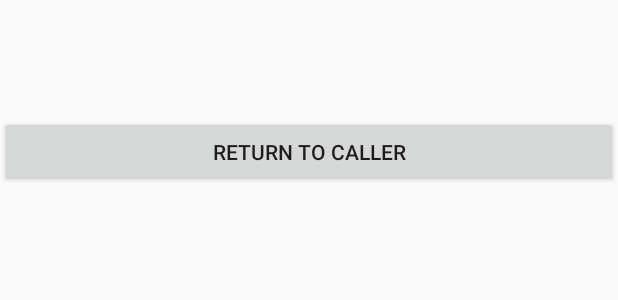
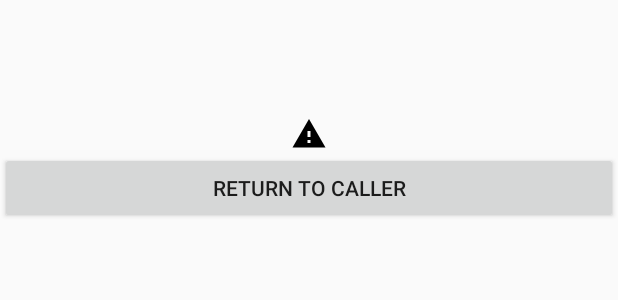
Before and after one commit to LimaEchoCharlie/mock-ID, an Android app: the layout activity_identify.xml on its own in the app's theme, with its tools: preview values and no code run, on a phone screen of 412 x 824 dp. Shown: the top 300 px of the screen. Run offline under Robolectric (Android 15) with nearby library versions, the phone set to English and light mode, and no system bars.

```diff
--- a/app/src/main/res/layout/activity_identify.xml
+++ b/app/src/main/res/layout/activity_identify.xml
@@ -1,25 +1,33 @@
 <?xml version="1.0" encoding="utf-8"?>
 <LinearLayout xmlns:android="http://schemas.android.com/apk/res/android"
+              xmlns:app="http://schemas.android.com/apk/res-auto"
               android:orientation="vertical"
               android:layout_width="match_parent"
               android:layout_height="match_parent">
 
     <TextView
-        android:id="@+id/api_key"
+        android:id="@+id/view_api_key"
         android:layout_height="wrap_content"
         android:layout_width="wrap_content" />
     <TextView
-        android:id="@+id/module_id"
+        android:id="@+id/view_module_id"
         android:layout_height="wrap_content"
         android:layout_width="wrap_content" />
     <TextView
-        android:id="@+id/user_id"
+        android:id="@+id/view_user_id"
         android:layout_height="wrap_content"
         android:layout_width="wrap_content" />
     <TextView
-        android:id="@+id/metadata"
+        android:id="@+id/view_metadata"
         android:layout_height="wrap_content"
         android:layout_width="wrap_content" />
+
+    <ImageView
+        android:id="@+id/view_vailid_input"
+        android:layout_width="match_parent"
+        android:layout_height="wrap_content"
+        android:visibility="visible"
+        app:srcCompat="@drawable/ic_report_problem_black"/>
 
     <Button
         android:id="@+id/return_to_caller"
```
Also changed, not shown: app/src/main/java/io/github/limaechocharlie/mockid/IdentifyActivity.kt (+17 -7 lines), app/src/main/java/io/github/limaechocharlie/mockid/RegisterActivity.kt (+16 -7 lines), app/src/main/res/layout/activity_register.xml (+12 -4 lines), app/src/main/res/drawable-hdpi/ic_check_circle_black.png (added), app/src/main/res/drawable-hdpi/ic_report_problem_black.png (added), app/src/main/res/drawable-mdpi/ic_check_circle_black.png (added), app/src/main/res/drawable-mdpi/ic_report_problem_black.png (added), app/src/main/res/drawable-xhdpi/ic_check_circle_black.png (added), app/src/main/res/drawable-xhdpi/ic_report_problem_black.png (added), app/src/main/res/drawable-xxhdpi/ic_check_circle_black.png (added), app/src/main/res/drawable-xxhdpi/ic_report_problem_black.png (added).
